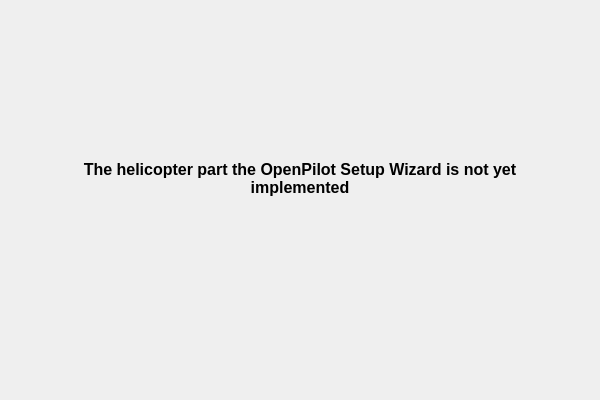
openpilot/OpenPilot, file ground/openpilotgcs/src/plugins/setupwizard/pages/helipage.ui: the form before one commit.
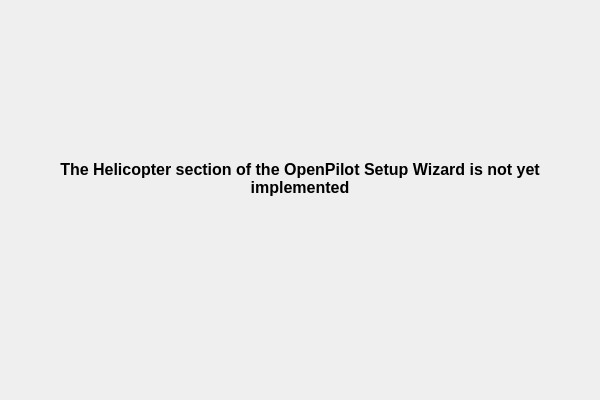
The form after the commit.

The edit to the form file:
```diff
--- a/ground/openpilotgcs/src/plugins/setupwizard/pages/helipage.ui
+++ b/ground/openpilotgcs/src/plugins/setupwizard/pages/helipage.ui
@@ -27,7 +27,7 @@
 &lt;html&gt;&lt;head&gt;&lt;meta name=&quot;qrichtext&quot; content=&quot;1&quot; /&gt;&lt;style type=&quot;text/css&quot;&gt;
 p, li { white-space: pre-wrap; }
 &lt;/style&gt;&lt;/head&gt;&lt;body style=&quot; font-family:'MS Shell Dlg 2'; font-size:8.25pt; font-weight:400; font-style:normal;&quot;&gt;
-&lt;p style=&quot; margin-top:0px; margin-bottom:0px; margin-left:0px; margin-right:0px; -qt-block-indent:0; text-indent:0px;&quot;&gt;&lt;span style=&quot; font-size:12pt; font-weight:600;&quot;&gt;The helicopter part the OpenPilot Setup Wizard is not yet implemented&lt;/span&gt;&lt;/p&gt;
+&lt;p style=&quot; margin-top:0px; margin-bottom:0px; margin-left:0px; margin-right:0px; -qt-block-indent:0; text-indent:0px;&quot;&gt;&lt;span style=&quot; font-size:12pt; font-weight:600;&quot;&gt;The Helicopter section of the OpenPilot Setup Wizard is not yet implemented&lt;/span&gt;&lt;/p&gt;
 &lt;p style=&quot;-qt-paragraph-type:empty; margin-top:0px; margin-bottom:0px; margin-left:0px; margin-right:0px; -qt-block-indent:0; text-indent:0px; font-size:8pt;&quot;&gt;&lt;/p&gt;&lt;/body&gt;&lt;/html&gt;</string>
    </property>
    <property name="alignment">
```
